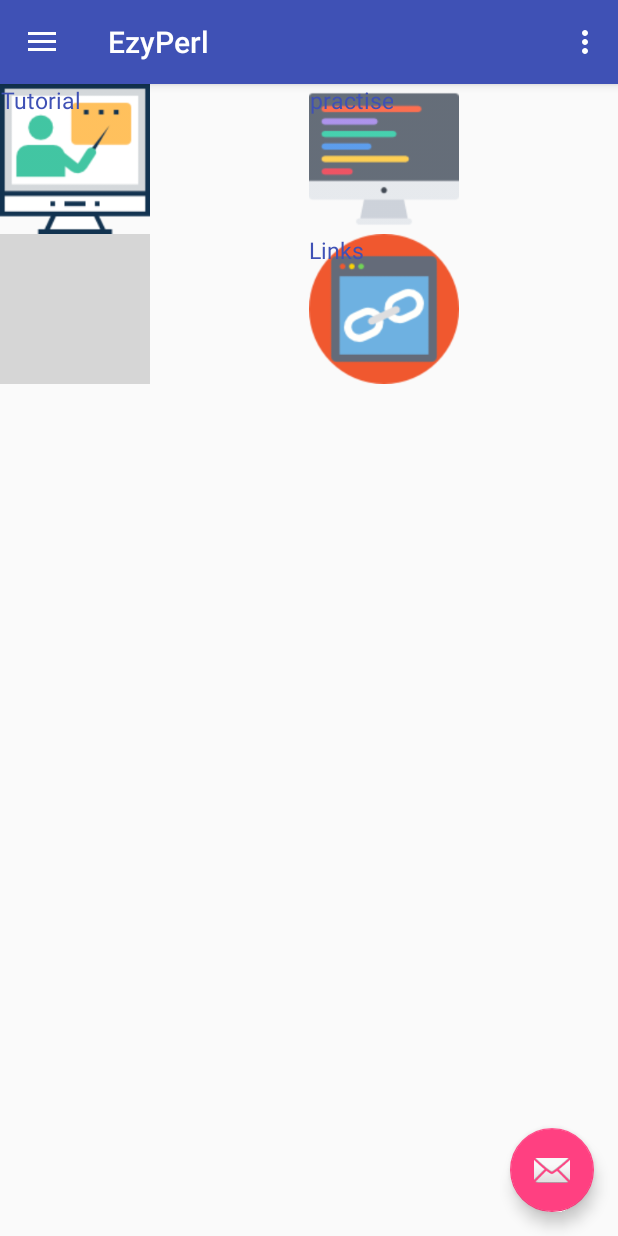
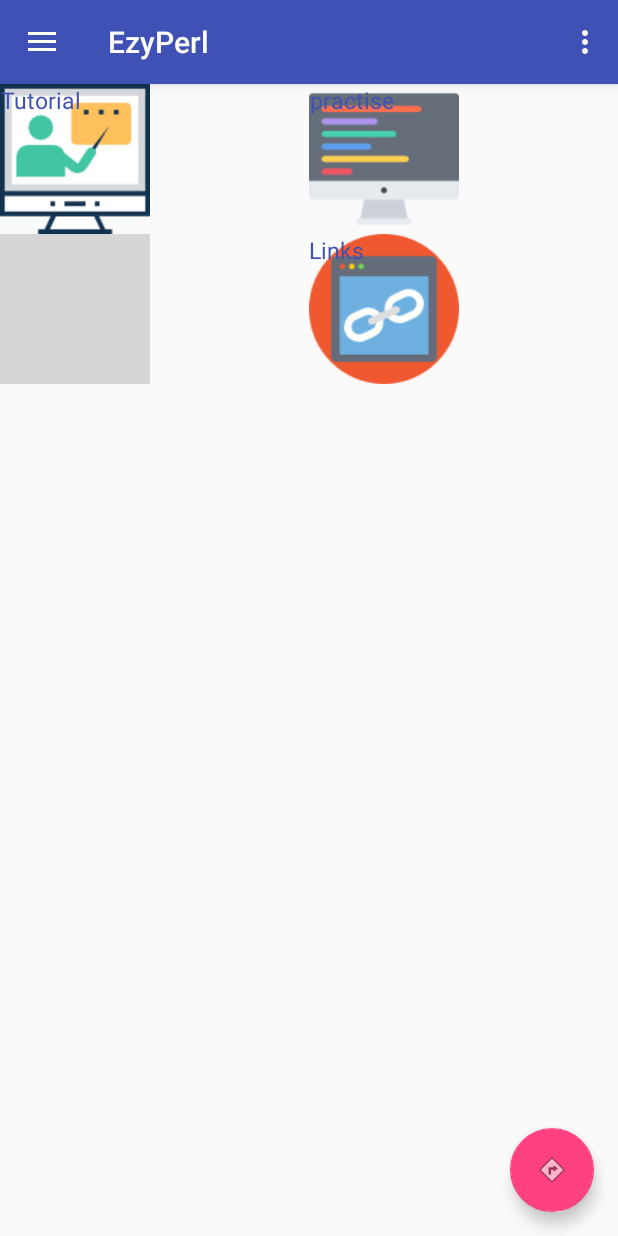
Before and after one commit to redoy-ahmed/EzyPerl, an Android app: the screen it shows after launch (MainActivity), on a phone screen of 412 x 824 dp. Run offline under Robolectric (Android 15) with nearby library versions, the phone set to English and light mode, and no system bars; grey boxes are pictures that could not be loaded.

Commit message:
second commit

```diff
--- a/app/src/main/AndroidManifest.xml
+++ b/app/src/main/AndroidManifest.xml
@@ -10,7 +10,7 @@
         android:supportsRtl="true"
         android:theme="@style/AppTheme">
         <activity
-            android:name=".MainActivity"
+            android:name=".Activity.MainActivity"
             android:label="@string/app_name"
             android:theme="@style/AppTheme.NoActionBar">
             <intent-filter>
@@ -19,6 +19,7 @@
                 <category android:name="android.intent.category.LAUNCHER" />
             </intent-filter>
         </activity>
+        <activity android:name=".Activity.WelcomeScreen"></activity>
     </application>
 
 </manifest>
--- a/app/src/main/java/com/example/redoyahmed/ezyperl/MainActivity.java
+++ b/app/src/main/java/com/example/redoyahmed/ezyperl/Activity/MainActivity.java
@@ -1,4 +1,4 @@
-package com.example.redoyahmed.ezyperl;
+package com.example.redoyahmed.ezyperl.Activity;
 
 import android.os.Bundle;
 import android.support.design.widget.FloatingActionButton;
@@ -17,6 +17,7 @@ import android.view.MenuItem;
 
 import com.example.redoyahmed.ezyperl.Adapters.RecyclerViewAdapterHome;
 import com.example.redoyahmed.ezyperl.Model.HomeItemObject;
+import com.example.redoyahmed.ezyperl.R;
 
 import java.util.ArrayList;
 
--- a/app/src/main/res/layout/app_bar_main.xml
+++ b/app/src/main/res/layout/app_bar_main.xml
@@ -4,7 +4,7 @@
     xmlns:tools="http://schemas.android.com/tools"
     android:layout_width="match_parent"
     android:layout_height="match_parent"
-    tools:context="com.example.redoyahmed.ezyperl.MainActivity">
+    tools:context="com.example.redoyahmed.ezyperl.Activity.MainActivity">
 
     <android.support.design.widget.AppBarLayout
         android:layout_width="match_parent"
@@ -28,6 +28,6 @@
         android:layout_height="wrap_content"
         android:layout_gravity="bottom|end"
         android:layout_margin="@dimen/fab_margin"
-        app:srcCompat="@android:drawable/ic_dialog_email" />
+        app:srcCompat="@android:drawable/ic_menu_directions" />
 
 </android.support.design.widget.CoordinatorLayout>
--- a/app/src/main/res/layout/content_main.xml
+++ b/app/src/main/res/layout/content_main.xml
@@ -5,7 +5,7 @@
     android:layout_width="match_parent"
     android:layout_height="match_parent"
     app:layout_behavior="@string/appbar_scrolling_view_behavior"
-    tools:context="com.example.redoyahmed.ezyperl.MainActivity"
+    tools:context="com.example.redoyahmed.ezyperl.Activity.MainActivity"
     tools:showIn="@layout/app_bar_main">
 
     <android.support.v7.widget.RecyclerView
```
Also changed, not shown: app/src/main/java/com/example/redoyahmed/ezyperl/Activity/WelcomeScreen.java (added, +28 -0 lines), app/src/main/res/layout/activity_welcome_screen.xml (added, +24 -0 lines), app/src/main/res/values/strings.xml (line endings or trailing spaces).
